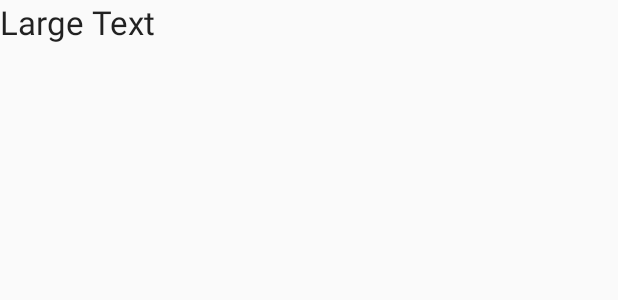
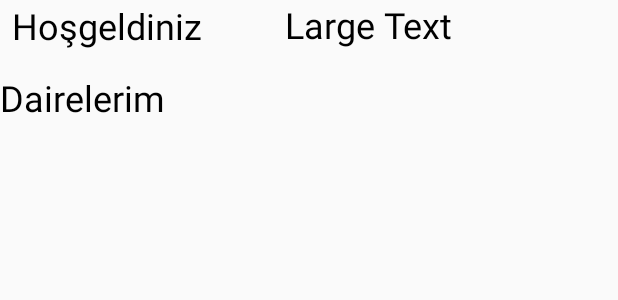
Before and after one commit to emeldinc/BECK496_Android, an Android app: the layout content_main.xml on its own in the app's theme, with its tools: preview values and no code run, on a phone screen of 412 x 824 dp. Shown: the top 300 px of the screen. Run offline under Robolectric (Android 15) with nearby library versions, the phone set to English and light mode, and no system bars.

Commit message:
Anouncement activity and main activity changed.

```diff
--- a/app/src/main/java/com/example/monster/beck496_android/Config.java
+++ b/app/src/main/java/com/example/monster/beck496_android/Config.java
@@ -3,6 +3,7 @@ package com.example.monster.beck496_android;
 public class Config {
     //URL to our login.php file
     public static final String LOGIN_URL = "http://beckdoors.com/Android_API/login.php";
+    public static final String DUYURU_URL = "http://beckdoors.com/Android_API/duyurular.php";
 
     //Keys for email and password as defined in our $_POST['key'] in login.php
     public static final String KEY_EMAIL = "email";
--- a/app/src/main/res/layout/content_main.xml
+++ b/app/src/main/res/layout/content_main.xml
@@ -9,13 +9,62 @@
     tools:showIn="@layout/app_bar_main">
 
     <TextView
+        android:id="@+id/userView"
         android:layout_width="wrap_content"
         android:layout_height="wrap_content"
+        android:paddingStart="24dp"
+        android:paddingLeft="24dp"
+        android:text="Large Text"
         android:textAppearance="?android:attr/textAppearanceLarge"
-        android:text="Large Text"
-        android:id="@+id/userView"
+        android:textColor="@android:color/black"
+        android:textSize="24sp"
+        app:layout_constraintStart_toEndOf="@+id/textView4"
+        tools:ignore="MissingConstraints"
+        tools:layout_editor_absoluteY="0dp" />
+
+    <LinearLayout
+        android:id="@+id/buttonLayout"
+        android:layout_width="413dp"
+        android:layout_height="283dp"
+        android:layout_margin="16dp"
+        android:layout_marginTop="32dp"
+        android:orientation="vertical"
+        android:padding="16dp"
+        app:layout_constraintEnd_toEndOf="parent"
+        app:layout_constraintStart_toStartOf="parent"
+        app:layout_constraintTop_toBottomOf="@+id/textView3"
+        tools:ignore="MissingConstraints"></LinearLayout>
+
+    <TextView
+        android:id="@+id/textView3"
+        android:layout_width="wrap_content"
+        android:layout_height="wrap_content"
+        android:layout_margin="16dp"
+        android:layout_marginTop="32dp"
+        android:text="Dairelerim"
+        android:textColor="@android:color/black"
+        android:textSize="24sp"
+        app:layout_constraintTop_toBottomOf="@+id/userView"
+        app:layout_constraintVertical_chainStyle="spread_inside"
+        tools:ignore="MissingConstraints"
+        tools:layout_editor_absoluteX="124dp" />
+
+    <TextView
+        android:id="@+id/textView4"
+        android:layout_width="158dp"
+        android:layout_height="48dp"
+        android:layout_marginStart="8dp"
+        android:layout_marginLeft="8dp"
+        android:paddingRight="24dp"
+        android:text="Hoşgeldiniz"
+        android:textColor="@android:color/black"
+        android:textSize="24sp"
+        app:layout_constraintBottom_toTopOf="@+id/textView3"
+        app:layout_constraintEnd_toStartOf="@+id/userView"
+        app:layout_constraintHorizontal_bias="0.52"
+        app:layout_constraintHorizontal_chainStyle="packed"
+        app:layout_constraintStart_toStartOf="parent"
         tools:ignore="MissingConstraints" />
 
 
-
 </android.support.constraint.ConstraintLayout>
```
Also changed, not shown: app/src/main/java/com/example/monster/beck496_android/AnouncementActivity.java (+33 -4 lines), app/src/main/java/com/example/monster/beck496_android/LoginActivity.java (+11 -7 lines), app/src/main/java/com/example/monster/beck496_android/MainActivity.java (+23 -3 lines), app/src/main/java/com/example/monster/beck496_android/User.java (+6 -8 lines), app/src/main/res/layout/activity_anouncement.xml (+11 -31 lines).
